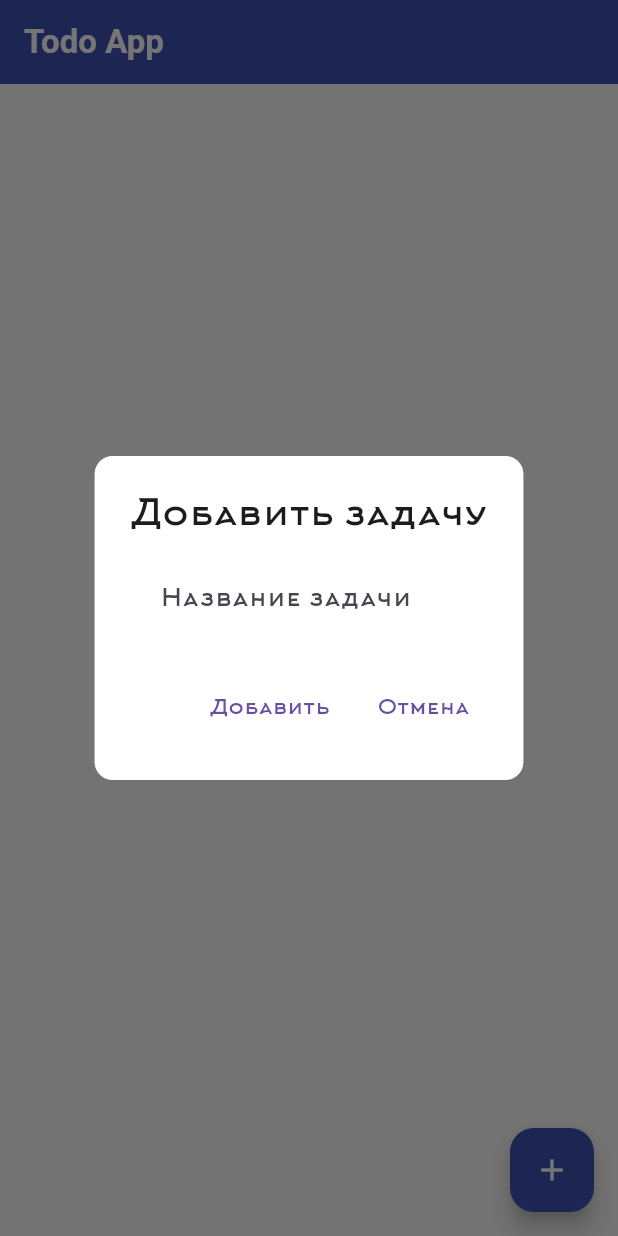
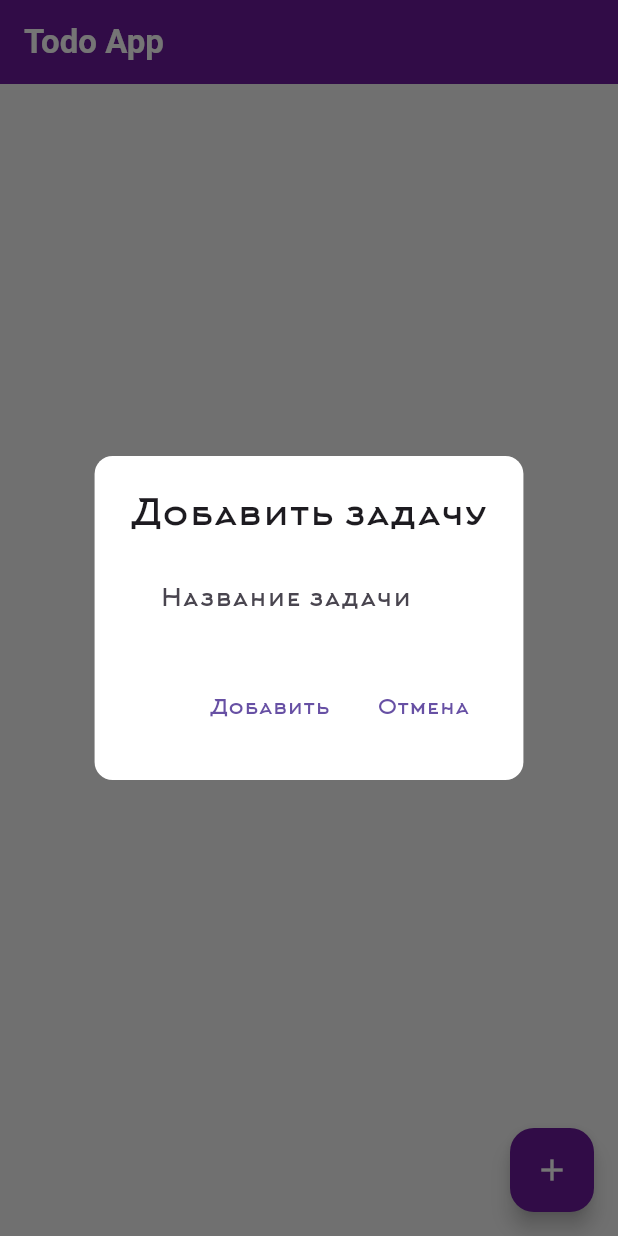
Before and after one commit to Aliya0322/flutter-project, a Flutter app: the screen it shows after launch, after a tap on the "add" icon, on a phone screen of 412 x 824 dp. Run offline on Flutter 3.47's test engine with Material 3 defaults, Android fonts, the phone set to English and light mode, and no system bars; our stand-ins replace supabase_flutter; accounts and stored records are empty.

Commit message:
init commit

```diff
--- a/lib/utils/theme.dart
+++ b/lib/utils/theme.dart
@@ -1,13 +1,29 @@
 import 'package:flutter/material.dart';
 
 class AppTheme {
+  static const MaterialColor customPrimarySwatch = MaterialColor(
+    0xFF6A1B9A, // Основной цвет (фиолетовый)
+    <int, Color>{
+      50: Color(0xFFF3E5F5),
+      100: Color(0xFFE1BEE7),
+      200: Color(0xFFCE93D8),
+      300: Color(0xFFBA68C8),
+      400: Color(0xFFAB47BC),
+      500: Color(0xFF9C27B0),
+      600: Color(0xFF8E24AA),
+      700: Color(0xFF7B1FA2),
+      800: Color(0xFF6A1B9A),
+      900: Color(0xFF4A148C),
+    },
+  );
+
   static ThemeData themeData() {
     return ThemeData(
       fontFamily: "Arkhip",
-      primarySwatch: Colors.indigo,
-      scaffoldBackgroundColor: Colors.grey[50],
+      primarySwatch: customPrimarySwatch,
+      scaffoldBackgroundColor: Colors.grey[100],
       appBarTheme: AppBarTheme(
-        backgroundColor: Colors.indigo,
+        backgroundColor: customPrimarySwatch,
         elevation: 0,
         titleTextStyle: TextStyle(
           color: Colors.white,
@@ -17,7 +33,7 @@ class AppTheme {
         iconTheme: IconThemeData(color: Colors.white),
       ),
       floatingActionButtonTheme: FloatingActionButtonThemeData(
-        backgroundColor: Colors.indigo,
+        backgroundColor: customPrimarySwatch,
         foregroundColor: Colors.white,
       ),
       textTheme: TextTheme(
@@ -44,7 +60,7 @@ class AppTheme {
         ),
       ),
       buttonTheme: ButtonThemeData(
-        buttonColor: Colors.indigo,
+        buttonColor: customPrimarySwatch,
         textTheme: ButtonTextTheme.primary,
         shape: RoundedRectangleBorder(
           borderRadius: BorderRadius.circular(8),
@@ -59,7 +75,7 @@ class AppTheme {
         ),
         contentPadding: EdgeInsets.symmetric(horizontal: 16, vertical: 12),
       ),
-      iconTheme: IconThemeData(color: Colors.indigo),
+      iconTheme: IconThemeData(color: customPrimarySwatch),
       dialogTheme: DialogTheme(
         shape: RoundedRectangleBorder(
           borderRadius: BorderRadius.circular(12),
```
